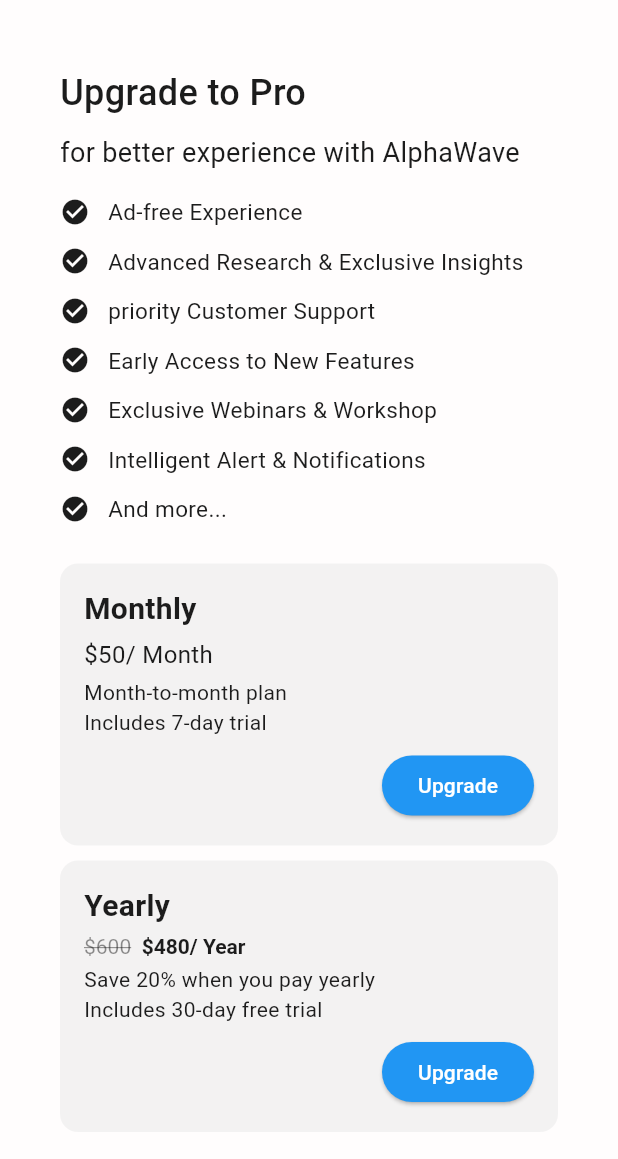
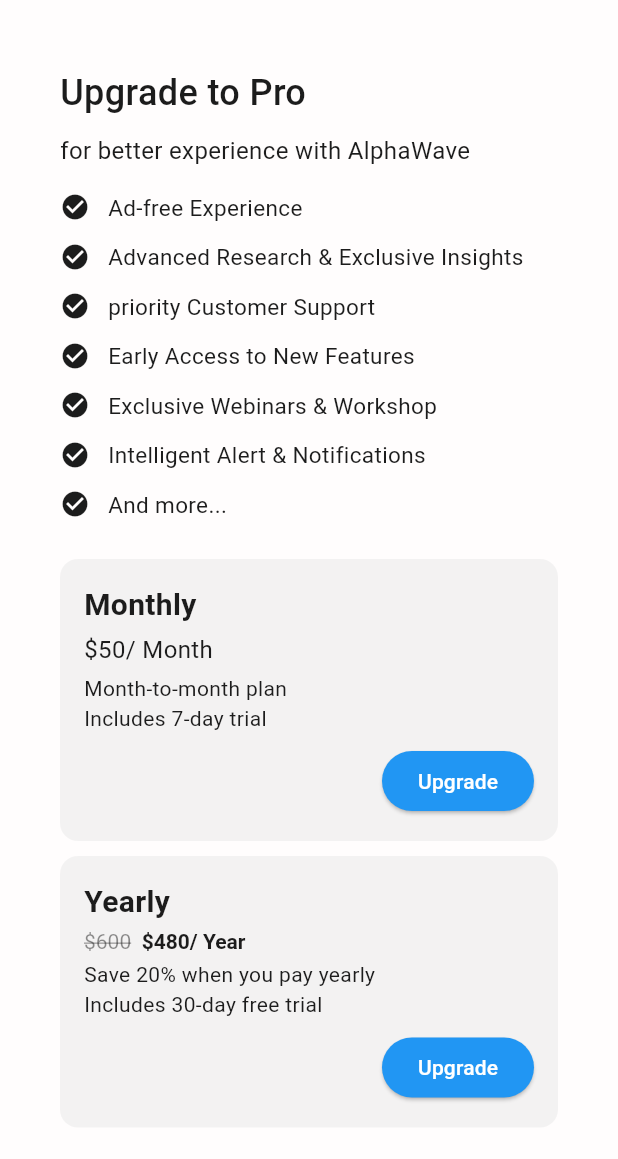
Before and after one commit to AliQ-AFK/stock_app_frontend, a Flutter app: the AlphaPro screen opened directly, on a phone screen of 412 x 824 dp, the part 77-1236 px from its top. Run offline on Flutter 3.47's test engine with Material 3 defaults, Android fonts, the phone set to English and light mode, and no system bars; our stand-ins replace country_code_picker, fl_chart, flutter_dotenv, font_awesome_flutter, geocoding, geolocator and 1 more; missing offline and left inert: pay; accounts and stored records are empty.

Commit message:
Update UI

```diff
--- a/lib/features/premium/presentation/screens/alpha_pro_screen.dart
+++ b/lib/features/premium/presentation/screens/alpha_pro_screen.dart
@@ -379,7 +379,7 @@ class _AlphaProstate extends State<AlphaPro> {
                     Text(
                       'for better experience with AlphaWave',
                       style: TextStyle(
-                        fontSize: 18,
+                        fontSize: 16,
                         fontWeight: FontWeight.w400,
                         color: AppColors.getText(brightness),
                       ),
--- a/lib/features/watchlist/presentation/screens/watchlist_screen.dart
+++ b/lib/features/watchlist/presentation/screens/watchlist_screen.dart
@@ -250,7 +250,7 @@ class _WatchlistScreenState extends State<WatchlistScreen> {
         mainAxisAlignment: MainAxisAlignment.center,
         children: [
           Icon(
-            Icons.star_outline,
+            Icons.remove_red_eye_outlined,
             size: 64,
             color: AppColors.getText(brightness).withOpacity(0.3),
           ),
```
